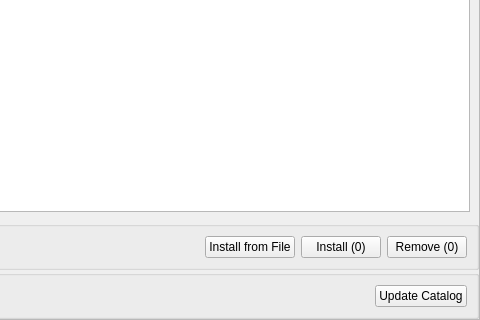
First picture: the form in src/gui/addonDialog.ui, repository Stellarium/stellarium, before the edit; both pictures show x 180 to 660 and y 230 to 550 of the 660 by 550 pixel window.
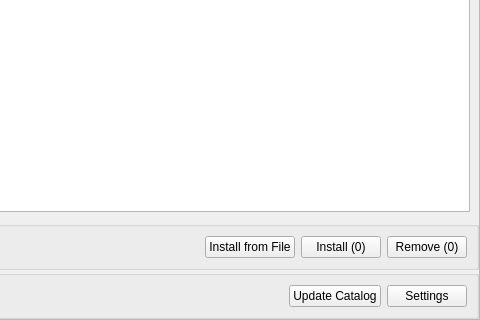
Second picture: the form after the edit. Icons and pictures are not drawn. Custom widgets are drawn as their Qt base class.

Commit message: adding the settings dialog

Patch:
```diff
--- a/src/gui/addonDialog.ui
+++ b/src/gui/addonDialog.ui
@@ -618,6 +618,13 @@
            </property>
           </widget>
          </item>
+         <item>
+          <widget class="QPushButton" name="btnSettings">
+           <property name="text">
+            <string>Settings</string>
+           </property>
+          </widget>
+         </item>
         </layout>
        </widget>
       </item>
```
The commit also changes 6 other files.
